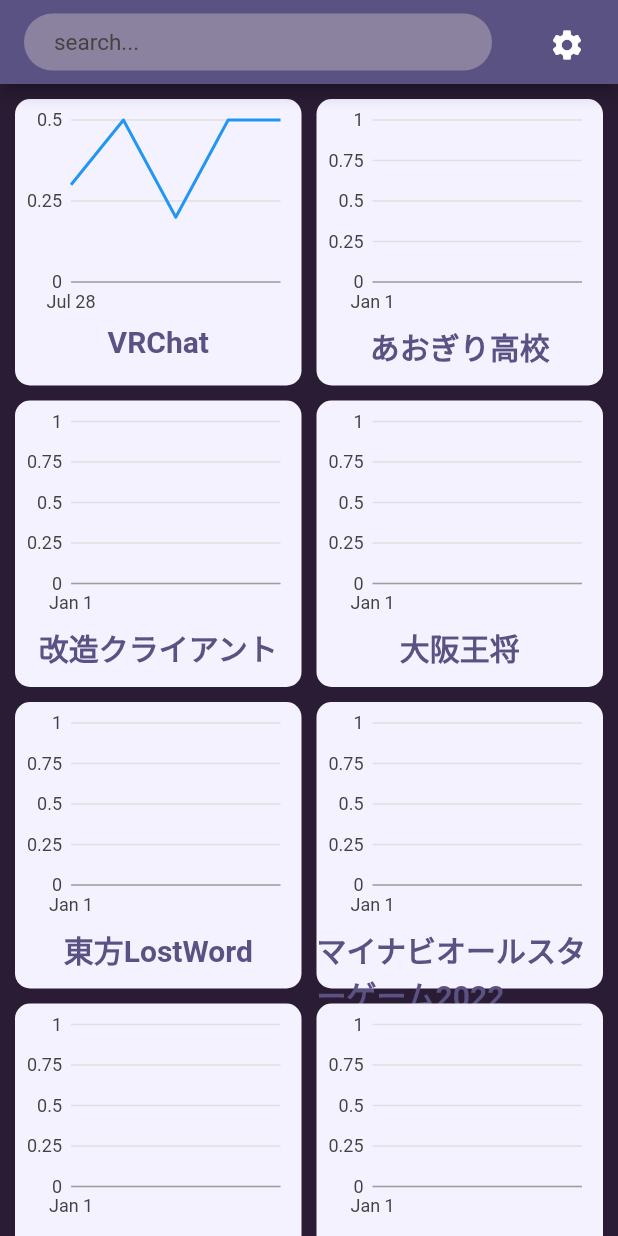
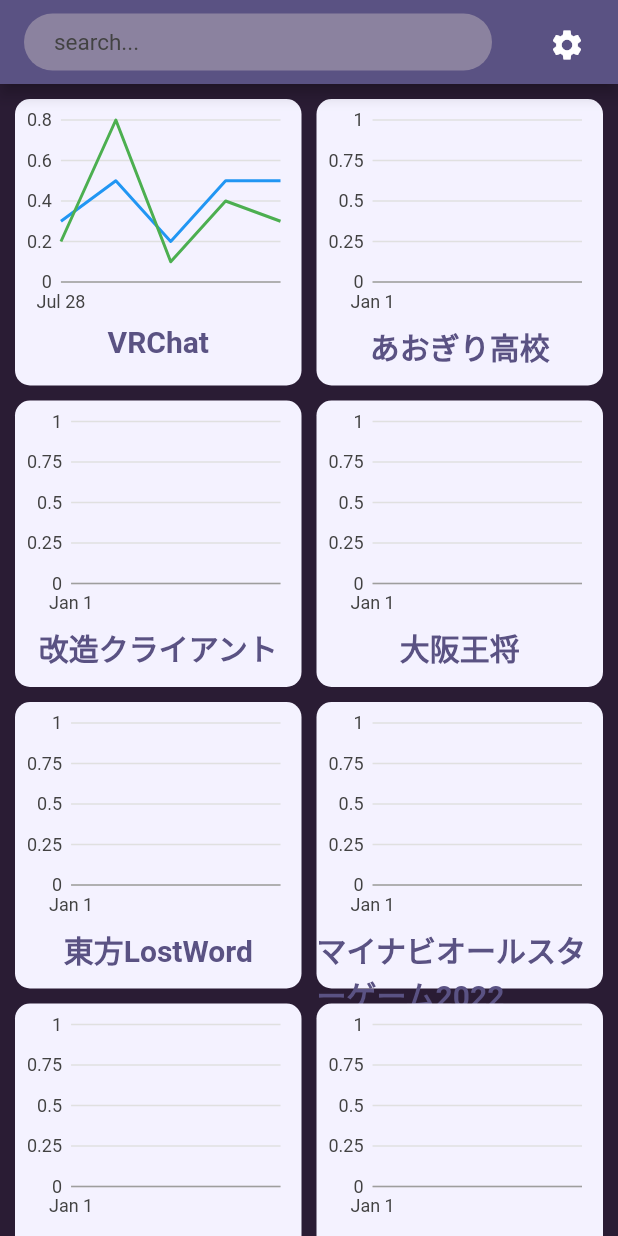
Before and after one commit to Koyo-PC/trendiverse-app, a Flutter app: the screen it shows after launch, on a phone screen of 412 x 824 dp. Run offline on Flutter 3.47's test engine with Material 2 defaults, Android fonts, the phone set to English and light mode, and no system bars; our stand-ins replace charts_flutter, hooks_riverpod; statements that could not run were skipped.

Commit message:
Trend page sample

```diff
--- a/lib/data/source/GoogleSource.dart
+++ b/lib/data/source/GoogleSource.dart
@@ -1,4 +1,4 @@
-import 'package:trendiverse/data/TrendSource.dart';
+import '../TrendSource.dart';
 
 class GoogleSource extends TrendSource {
   GoogleSource() : super();
--- a/lib/data/source/TwitterSource.dart
+++ b/lib/data/source/TwitterSource.dart
@@ -1,4 +1,4 @@
-import 'package:trendiverse/data/TrendSource.dart';
+import '../TrendSource.dart';
 
 class TwitterSource extends TrendSource {
   TwitterSource() : super();
--- a/lib/page/HomePage.dart
+++ b/lib/page/HomePage.dart
@@ -1,4 +1,5 @@
 import 'package:flutter/material.dart';
+import 'package:trendiverse/data/source/GoogleSource.dart';
 import '../data/TrendData.dart';
 import '../data/TrendSnapshot.dart';
 import '../data/source/TwitterSource.dart';
@@ -11,7 +12,7 @@ class HomePage extends StatelessWidget {
   Widget build(BuildContext context) {
     return Scaffold(
       appBar: AppBar(
-          title: Container(
+        title: SizedBox(
           height: 38,
           child: TextField(
             style: const TextStyle(fontSize: 15.0, color: Colors.black),
@@ -47,11 +48,8 @@ class HomePage extends StatelessWidget {
         ],
         backgroundColor: Theme.of(context).primaryColor,
       ),
-        body: Container(
-          decoration: BoxDecoration(
-            color: Theme.of(context).backgroundColor,
-          ),
-          child: GridView.count(
+      backgroundColor: Theme.of(context).backgroundColor,
+      body: GridView.count(
         padding: const EdgeInsets.all(5.0),
         scrollDirection: Axis.vertical,
         crossAxisCount: 2,
@@ -67,7 +65,17 @@ class HomePage extends StatelessWidget {
                 .addHistoryData(TrendSnapshot(TwitterSource(),
                     DateTime.now().add(const Duration(hours: 1)), 0.5))
                 .addHistoryData(TrendSnapshot(TwitterSource(),
-                        DateTime.now().add(const Duration(hours: 2)), 0.5)),
+                    DateTime.now().add(const Duration(hours: 2)), 0.5))
+                .addHistoryData(TrendSnapshot(GoogleSource(),
+                    DateTime.now().subtract(const Duration(hours: 2)), 0.2))
+                .addHistoryData(TrendSnapshot(GoogleSource(),
+                    DateTime.now().subtract(const Duration(hours: 1)), 0.8))
+                .addHistoryData(
+                    TrendSnapshot(GoogleSource(), DateTime.now(), 0.1))
+                .addHistoryData(TrendSnapshot(GoogleSource(),
+                    DateTime.now().add(const Duration(hours: 1)), 0.4))
+                .addHistoryData(TrendSnapshot(GoogleSource(),
+                    DateTime.now().add(const Duration(hours: 2)), 0.3)),
           ),
           TrendTile(TrendData("あおぎり高校")),
           TrendTile(TrendData("改造クライアント")),
@@ -82,6 +90,6 @@ class HomePage extends StatelessWidget {
           TrendTile(TrendData("a"))
         ],
       ),
-        ));
+    );
   }
 }
--- a/lib/widgets/Graph.dart
+++ b/lib/widgets/Graph.dart
@@ -10,12 +10,14 @@ import '../data/source/TwitterSource.dart';
 class Graph extends StatelessWidget {
   final TrendData _data;
 
-  Graph(this._data) : super();
+  final double height;
+
+  Graph(this._data, {this.height = 150}) : super();
 
   @override
   Widget build(BuildContext context) {
     return SizedBox(
-      height: 150,
+      height: height,
       child: charts.TimeSeriesChart(
         [
           charts.Series<TrendSnapshot, DateTime>(
@@ -45,6 +47,7 @@ class Graph extends StatelessWidget {
                 .toList(),
           ),
         ],
+        defaultInteractions: false,
         dateTimeFactory: const charts.LocalDateTimeFactory(),
         domainAxis: const charts.DateTimeAxisSpec(
             tickFormatterSpec: charts.AutoDateTimeTickFormatterSpec(
--- a/lib/widgets/TrendTile.dart
+++ b/lib/widgets/TrendTile.dart
@@ -1,6 +1,7 @@
 import 'package:flutter/material.dart';
 import 'Graph.dart';
 import '../data/TrendData.dart';
+import '../page/TrendPage.dart';
 
 class TrendTile extends StatelessWidget {
   final TrendData _data;
@@ -9,9 +10,17 @@ class TrendTile extends StatelessWidget {
 
   @override
   Widget build(BuildContext context) {
-    return Container(
-      margin: EdgeInsets.all(5.0),
-      height: 200,
+    return GestureDetector(
+      onTap: () {
+        Navigator.push(
+          context,
+          MaterialPageRoute(
+            builder: (context) =>TrendPage(_data),
+          ),
+        );
+      },
+      child: Container(
+        margin: const EdgeInsets.all(5.0),
         decoration: BoxDecoration(
           color: Theme.of(context).canvasColor,
           borderRadius: BorderRadius.circular(10),
@@ -29,6 +38,7 @@ class TrendTile extends StatelessWidget {
             ),
           ],
         ),
+      ),
     );
   }
 }
```
Also changed, not shown: lib/data/TrendData.dart (+35 -1 lines), lib/page/TrendPage.dart (added, +100 -0 lines), lib/widgets/Tag.dart (added, +37 -0 lines). Lines whose indentation alone changed are shown as unchanged.
